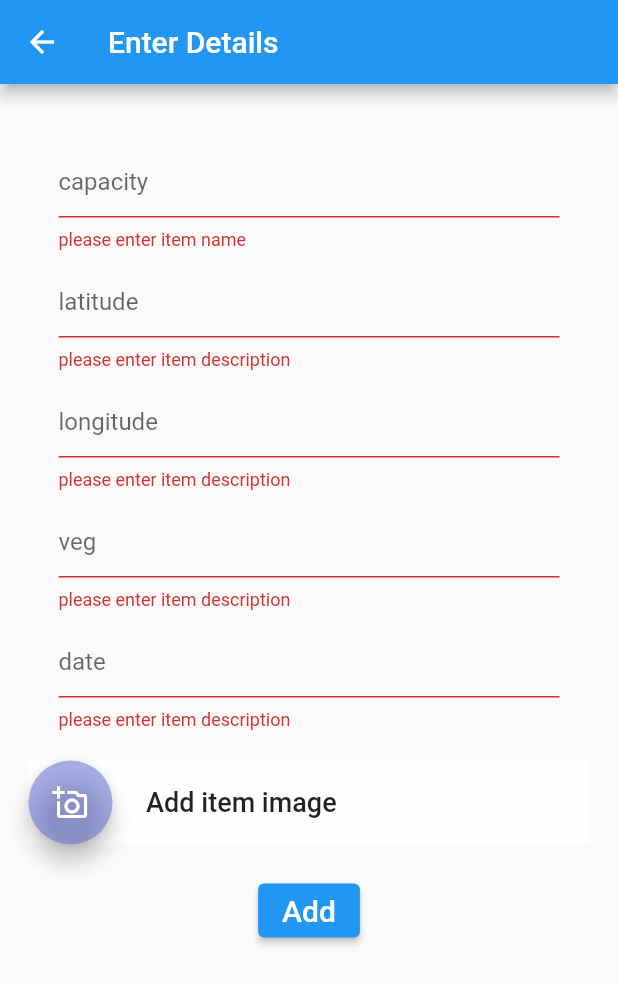
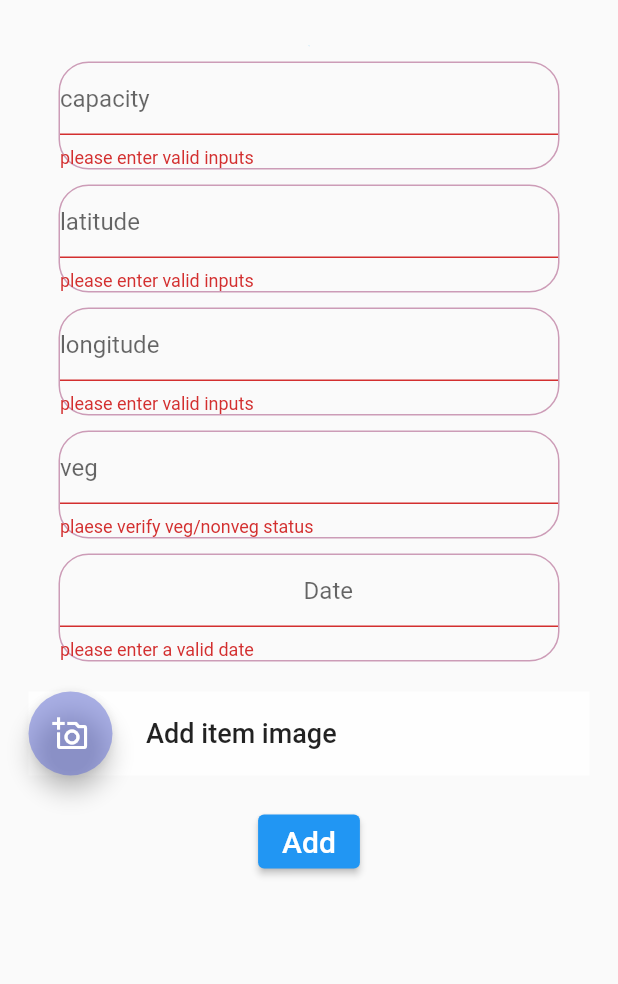
Before and after one commit to Shubhankit-Pandey/annapurna_hackout22, a Flutter app: the Donate screen opened directly, after a tap on "Add", on a phone screen of 412 x 824 dp. Shown: the top 984 px of the screen. Run offline on Flutter 3.47's test engine with Material 2 defaults, Android fonts, the phone set to English and light mode, and no system bars; our stand-ins replace cloud_firestore, firebase_auth, firebase_core, firebase_storage, flutter_spinkit, google_maps_flutter and 2 more; accounts and stored records are empty.

Commit message:
UI of donate screen improved

```diff
--- a/lib/Screens/Donate.dart
+++ b/lib/Screens/Donate.dart
@@ -89,16 +89,8 @@ class _DonateState extends State<Donate> {
   addproducts() async {}
 
   Widget build(BuildContext context) {
-    return Scaffold(
-        appBar: AppBar(
-          title: new Text(
-            'Enter Details',
-            style: new TextStyle(
-                fontSize: 20.0,
-                fontWeight: FontWeight.w500,
-                color: Colors.white),
-          ),
-        ),
+    return SafeArea(
+        child: Scaffold(
         body: Container(
             padding: EdgeInsets.fromLTRB(9, 0, 9, 0),
             child: SingleChildScrollView(
@@ -129,13 +121,24 @@ class _DonateState extends State<Donate> {
                           ),
                           Padding(
                             padding: EdgeInsets.only(left: 30.0, right: 30.0),
+                            child: Container(
+                              decoration: BoxDecoration(
+                                borderRadius: BorderRadius.circular(20),
+                                border: Border.all( color: Color.fromARGB(
+                                    0x77, 0x98, 0x31, 0x6A),)
+
+                              ),
                               child: TextFormField(
-                              decoration: InputDecoration(hintText: 'capacity'),
+                                decoration: InputDecoration(hintText: 'capacity',
+
+
+                                ),
                                 validator: (val) => val!.isEmpty
-                                  ? 'please enter item name'
+                                    ? 'please enter valid inputs'
                                     : null,
                                 onChanged: (val) =>
                                     setState(() => capacity = val),
+                              ),
                             ),
                           ),
                           SizedBox(height: 10.0),
@@ -144,14 +147,22 @@ class _DonateState extends State<Donate> {
                           ),
                           Padding(
                             padding: EdgeInsets.only(left: 30.0, right: 30.0),
+                            child: Container(
+                              decoration: BoxDecoration(
+                                  borderRadius: BorderRadius.circular(20),
+                                  border: Border.all( color: Color.fromARGB(
+                                      0x77, 0x98, 0x31, 0x6A),)
+
+                              ),
                               child: TextFormField(
                                 decoration:
                                     InputDecoration(hintText: 'latitude '),
                                 validator: (val) => val!.isEmpty
-                                  ? 'please enter item description'
+                                    ? 'please enter valid inputs'
                                     : null,
                                 onChanged: (val) =>
                                     setState(() => latitude = val),
+                              ),
                             ),
                           ),
                           SizedBox(height: 10.0),
@@ -160,14 +171,22 @@ class _DonateState extends State<Donate> {
                           ),
                           Padding(
                             padding: EdgeInsets.only(left: 30.0, right: 30.0),
+                            child: Container(
+                              decoration: BoxDecoration(
+                                  borderRadius: BorderRadius.circular(20),
+                                  border: Border.all( color: Color.fromARGB(
+                                      0x77, 0x98, 0x31, 0x6A),)
+
+                              ),
                               child: TextFormField(
                                 decoration:
                                     InputDecoration(hintText: 'longitude '),
                                 validator: (val) => val!.isEmpty
-                                  ? 'please enter item description'
+                                    ? 'please enter valid inputs'
                                     : null,
                                 onChanged: (val) =>
                                     setState(() => longitude = val),
+                              ),
                             ),
                           ),
                           SizedBox(height: 10.0),
@@ -176,12 +195,20 @@ class _DonateState extends State<Donate> {
                           ),
                           Padding(
                             padding: EdgeInsets.only(left: 30.0, right: 30.0),
+                            child: Container(
+                              decoration: BoxDecoration(
+                                  borderRadius: BorderRadius.circular(20),
+                                  border: Border.all( color: Color.fromARGB(
+                                      0x77, 0x98, 0x31, 0x6A),)
+
+                              ),
                               child: TextFormField(
                                 decoration: InputDecoration(hintText: 'veg'),
                                 validator: (val) => val!.isEmpty
-                                  ? 'please enter item description'
+                                    ? 'plaese verify veg/nonveg status'
                                     : null,
                                 onChanged: (val) => setState(() => veg = val),
+                              ),
                             ),
                           ),
                           SizedBox(height: 10.0),
@@ -190,12 +217,20 @@ class _DonateState extends State<Donate> {
                           ),
                           Padding(
                             padding: EdgeInsets.only(left: 30.0, right: 30.0),
+                            child: Container(
+                              decoration: BoxDecoration(
+                                  borderRadius: BorderRadius.circular(20),
+                                  border: Border.all( color: Color.fromARGB(
+                                      0x77, 0x98, 0x31, 0x6A),)
+
+                              ),
                               child: TextFormField(
-                              decoration: InputDecoration(hintText: 'date'),
+                                decoration: InputDecoration(hintText: '                                         Date',),style: TextStyle(),
                                 validator: (val) => val!.isEmpty
-                                  ? 'please enter item description'
+                                    ? 'please enter a valid date'
                                     : null,
                                 onChanged: (val) => setState(() => date = val),
+                              ),
                             ),
                           ),
                           SizedBox(height: 20.0),
@@ -252,6 +287,6 @@ class _DonateState extends State<Donate> {
                           )
                         ])))
               ]),
-            ))));
+            )))));
   }
 }
--- a/lib/Screens/LoginDonor.dart
+++ b/lib/Screens/LoginDonor.dart
@@ -4,6 +4,7 @@ import 'package:flutter/material.dart';
 import 'package:flutter/painting.dart';
 import 'package:flutter/cupertino.dart';
 import '../helper/loading.dart';
+import 'Donate.dart';
 import 'HomeScreen.dart';
 
 class signIn extends StatefulWidget {
@@ -116,7 +117,7 @@ class _signInState extends State<signIn> {
                                       Navigator.push(
                                         context,
                                         MaterialPageRoute(
-                                            builder: (context) => HomeScreen()),
+                                            builder: (context) => Donate()),
                                       );
                                     }
                                   }
--- a/lib/Screens/LoginNgo.dart
+++ b/lib/Screens/LoginNgo.dart
@@ -28,9 +28,7 @@ class _LoginNgoState extends State<LoginNgo> {
         ? Loading()
         : Scaffold(
         body: Stack(children: <Widget>[
-          Positioned(child: Image(image: AssetImage(''))
-            ,top: MediaQuery.of(context).size.height*0.25,
-            left: MediaQuery.of(context).size.width*0.3,),
+
           Column(
             children: [
               SizedBox(
```
Lines whose indentation alone changed are shown as unchanged.
